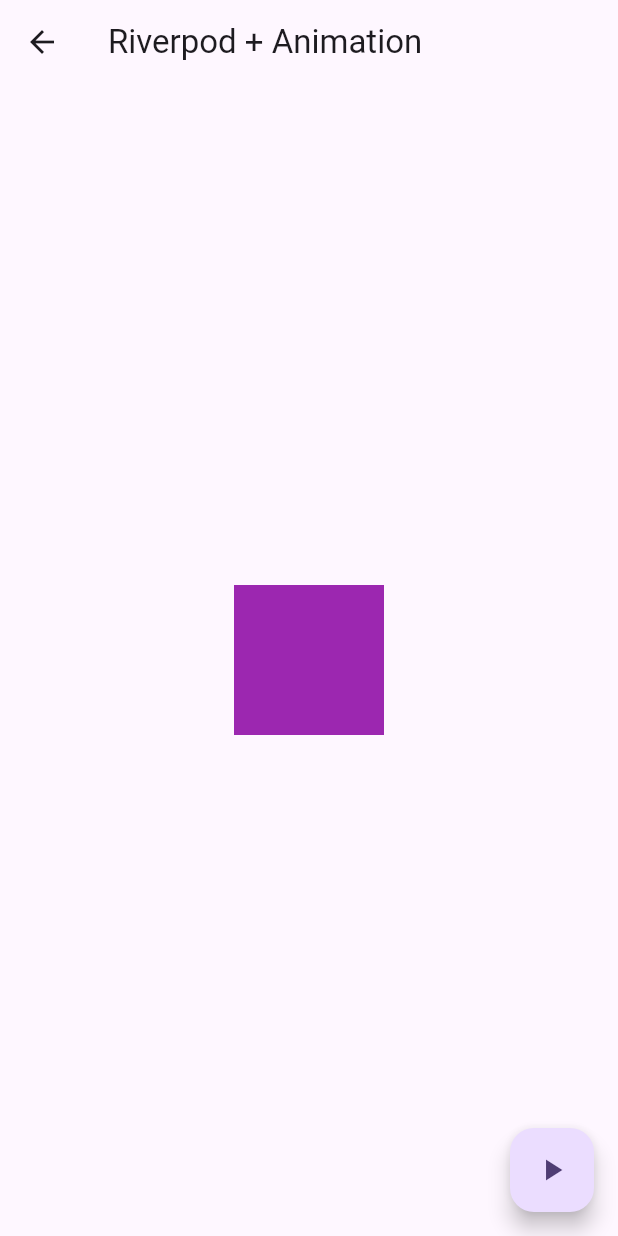
After one commit to MHuzaifaKhan97/mastering_flutter_animation, a Flutter app: the AdvancedAnimations screen opened directly, after a tap on "Animtion using Riverpod", on a phone screen of 412 x 824 dp. The commit adds this screen. Run offline on Flutter 3.47's test engine with Material 3 defaults, Android fonts, the phone set to English and light mode, and no system bars; our stand-ins replace flutter_riverpod.

Commit message:
Advanced Animations: Animation using Riverpod

```diff
--- a/lib/main.dart
+++ b/lib/main.dart
@@ -1,8 +1,9 @@
 import 'package:flutter/material.dart';
+import 'package:flutter_riverpod/flutter_riverpod.dart';
 import 'package:mastering_flutter_animation/modules/home_screen.dart';
 
 void main() {
-  runApp(const MyApp());
+  runApp(ProviderScope(child: const MyApp()));
 }
 
 class MyApp extends StatelessWidget {
--- a/lib/modules/advanced_animations/advanced_animations.dart
+++ b/lib/modules/advanced_animations/advanced_animations.dart
@@ -1,4 +1,5 @@
 import 'package:flutter/material.dart';
+import 'package:mastering_flutter_animation/modules/advanced_animations/animation_using_riverpod/animation_using_riverpod.dart';
 import 'package:mastering_flutter_animation/modules/advanced_animations/custom_painter_plus_animation/custom_painter_plus_animation.dart';
 import 'package:mastering_flutter_animation/modules/advanced_animations/hero_animation/hero_animation.dart';
 import 'package:mastering_flutter_animation/modules/advanced_animations/physics_based_animation/physics_based_animation.dart';
@@ -59,6 +60,18 @@ class AdvancedAnimations extends StatelessWidget {
                 );
               },
             ),
+            SizedBox(height: MediaQuery.of(context).size.height * 0.02),
+            CustomButton(
+              title: 'Animtion using Riverpod',
+              onTap: () {
+                Navigator.push(
+                  context,
+                  MaterialPageRoute(
+                    builder: (context) => const AnimationUsingRiverpod(),
+                  ),
+                );
+              },
+            ),
           ],
         ),
       ),
--- /dev/null
+++ b/lib/modules/advanced_animations/animation_using_riverpod/animation_state.dart
@@ -0,0 +1,3 @@
+import 'package:flutter_riverpod/flutter_riverpod.dart';
+
+final isExpandedProvider = StateProvider<bool>((ref) => false);
--- /dev/null
+++ b/lib/modules/advanced_animations/animation_using_riverpod/animation_using_riverpod.dart
@@ -0,0 +1,31 @@
+import 'package:flutter/material.dart';
+import 'package:flutter_riverpod/flutter_riverpod.dart';
+import 'package:mastering_flutter_animation/modules/advanced_animations/animation_using_riverpod/animation_state.dart';
+
+class AnimationUsingRiverpod extends ConsumerWidget {
+  const AnimationUsingRiverpod({super.key});
+
+  @override
+  Widget build(BuildContext context, WidgetRef ref) {
+    final isExpanded = ref.watch(isExpandedProvider);
+    return Scaffold(
+      appBar: AppBar(title: Text('Riverpod + Animation')),
+      body: Center(
+        child: AnimatedContainer(
+          duration: Duration(milliseconds: 500),
+          width: isExpanded ? 200 : 100,
+          height: isExpanded ? 200 : 100,
+          decoration: BoxDecoration(
+              color: Colors.purple,
+              borderRadius: BorderRadius.circular(isExpanded ? 100 : 0)),
+          curve: Curves.easeInOut,
+        ),
+      ),
+      floatingActionButton: FloatingActionButton(
+        onPressed: () =>
+            ref.read(isExpandedProvider.notifier).state = !isExpanded,
+        child: Icon(Icons.play_arrow),
+      ),
+    );
+  }
+}
--- a/pubspec.yaml
+++ b/pubspec.yaml
@@ -34,6 +34,7 @@ dependencies:
   # The following adds the Cupertino Icons font to your application.
   # Use with the CupertinoIcons class for iOS style icons.
   cupertino_icons: ^1.0.8
+  flutter_riverpod: ^2.6.1
 
 dev_dependencies:
   flutter_test:
```
Also changed, not shown: pubspec.lock, 1 other file.
